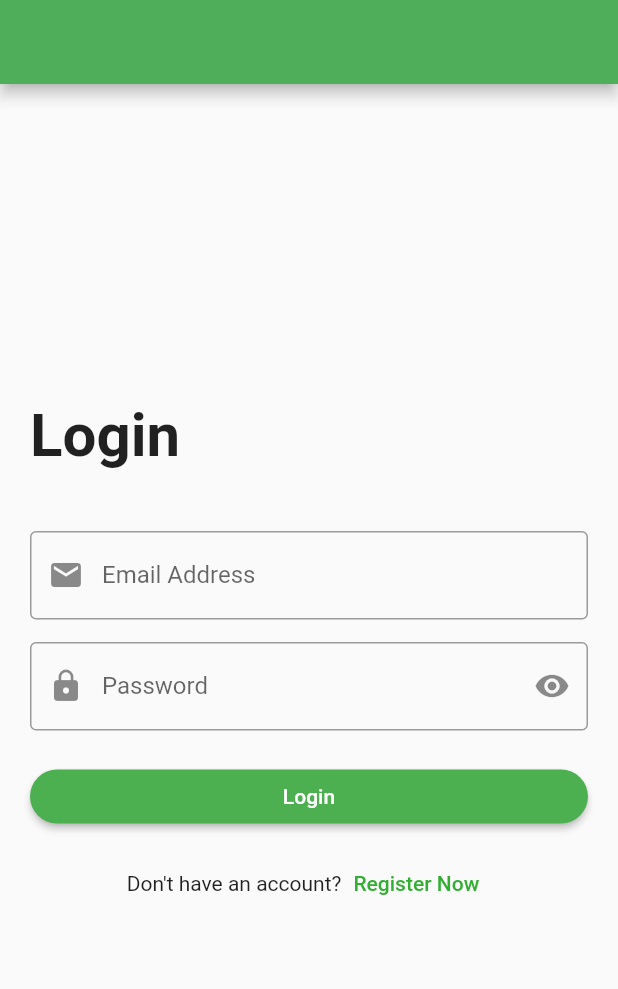
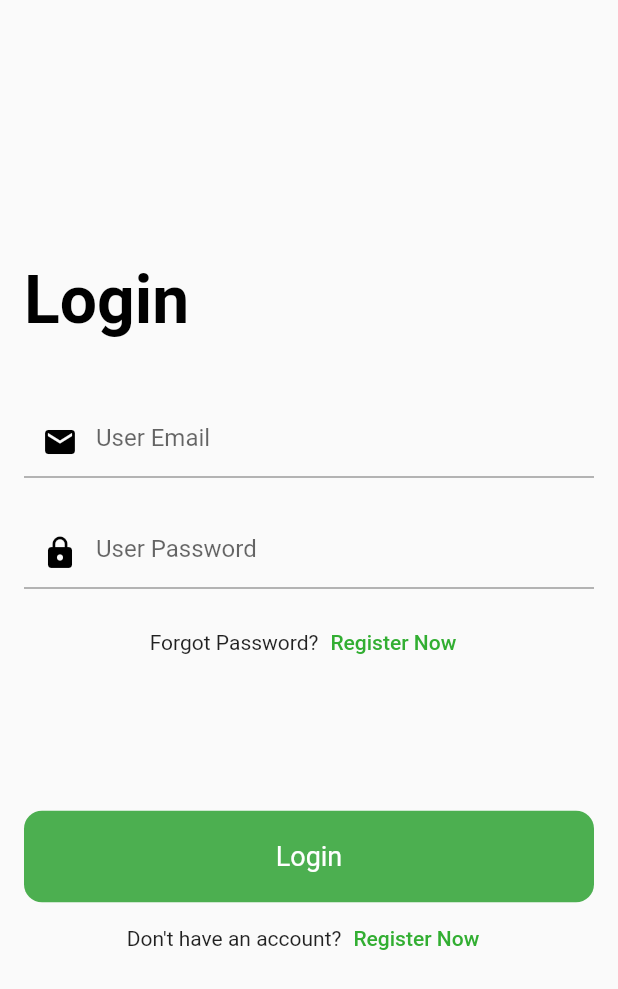
Before and after one commit to SenorinAD/Anghelz-, a Flutter app: the screen it shows after launch, on a phone screen of 412 x 824 dp. Shown: the top 989 px of the screen. Run offline on Flutter 3.47's test engine with Material 2 defaults, Android fonts, the phone set to English and light mode, and no system bars; our stand-ins replace firebase_auth, firebase_core, flutter_map, latlong2; accounts and stored records are empty.

Commit message:
KASHARe login connected to firebase

```diff
--- a/lib/homeselection.dart
+++ b/lib/homeselection.dart
@@ -15,7 +15,7 @@ class _MyStatefulWidgetState extends State<HomeSelection> {
   int _selectedIndex = 0;
 
   final screens = [
-    HomePage(),
+    HomeMap(),
     MessagePage(),
     NotificationPage(),
     AccountSettings(),
--- a/lib/loginscreen/login_page.dart
+++ b/lib/loginscreen/login_page.dart
@@ -1,99 +1,162 @@
+import 'package:firebase_auth/firebase_auth.dart';
+import 'package:firebase_core/firebase_core.dart';
 import 'package:flutter/material.dart';
 import 'package:subdisakayforreal/homeselection.dart';
 import 'package:subdisakayforreal/loginscreen/register_page.dart';
 import 'package:subdisakayforreal/nav_screens/homepage.dart';
 
-class LoginScreen extends StatelessWidget {
-  var emailController = TextEditingController();
-  var passwordController = TextEditingController();
+class Login extends StatefulWidget {
+  const Login({Key? key}) : super(key: key);
+
+  @override
+  State<Login> createState() => _LoginState();
+}
+
+class _LoginState extends State<Login> {
+
+  Future<FirebaseApp> _initializeFirebase() async {
+    FirebaseApp firebaseApp = await Firebase.initializeApp();
+    return firebaseApp;
+  }
+
 
   @override
   Widget build(BuildContext context) {
     return Scaffold(
-      appBar: AppBar(
-        backgroundColor: Color(0xff4FAE5A),
-        automaticallyImplyLeading: false,
+      body: FutureBuilder(
+        future: _initializeFirebase(),
+        builder: (context, snapshot){
+          if(snapshot.connectionState == ConnectionState.done){
+            return LoginScreen();
+          }
+          return const Center(
+            child: CircularProgressIndicator(),
+          );
+        },
       ),
-      body: Padding(
-        padding: const EdgeInsets.all(20.0),
-        child: Center(
-          child: SingleChildScrollView(
+    );
+  }
+}
+
+class LoginScreen extends StatefulWidget {
+  const LoginScreen({Key? key}) : super(key: key);
+
+  @override
+  State<LoginScreen> createState() => _LoginScreenState();
+}
+
+class _LoginScreenState extends State<LoginScreen> {
+
+
+  //login function
+  static Future<User?> loginUsingEmailPassword({
+    required String email,
+    required String password,
+    required BuildContext context}) async {
+    FirebaseAuth auth = FirebaseAuth.instance;
+    User? user;
+    try{
+      UserCredential userCredential = await auth.signInWithEmailAndPassword(email: email, password: password);
+      user = userCredential.user;
+    } on FirebaseException catch (e) {
+      if (e.code == "user-not-found"){
+        print("No user found for that email");
+      }
+    }
+
+    return user;
+  }
+
+  @override
+  Widget build(BuildContext context) {
+
+    TextEditingController _emailController = TextEditingController();
+    TextEditingController _passwordController = TextEditingController();
+
+    return Padding(
+      padding: EdgeInsets.all(16.0),
       child: Column(
+        mainAxisAlignment: MainAxisAlignment.center,
         crossAxisAlignment: CrossAxisAlignment.start,
-              children: [
-                Text(
-                  'Login',
+        children:[
+          const Text(
+            "Login",
             style: TextStyle(
-                    fontSize: 40.0,
+              color: Colors.black,
+              fontSize: 44.0,
               fontWeight: FontWeight.bold,
             ),
           ),
-                SizedBox(
-                  height: 40.0,
+          const SizedBox(
+            height: 44.0,
           ),
-                TextFormField(
-                  controller: emailController,
+          TextField(
+            controller: _emailController,
             keyboardType: TextInputType.emailAddress,
-                  onFieldSubmitted: (String value) {
-                    print(value);
-                  },
-                  onChanged: (String value) {
-                    print(value);
-                  },
             decoration: InputDecoration(
-                    labelText: 'Email Address',
-                    prefixIcon: Icon(
-                      Icons.email,
-                    ),
-                    border: OutlineInputBorder(),
+              hintText: "User Email",
+              prefixIcon: Icon(Icons.mail, color: Colors.black),
             ),
           ),
-                SizedBox(
-                  height: 15.0,
+          const SizedBox(
+            height: 26.0,
           ),
-                TextFormField(
-                  controller: passwordController,
-                  keyboardType: TextInputType.visiblePassword,
+          TextField(
+            controller: _passwordController,
             obscureText: true,
-                  onFieldSubmitted: (String value) {
-                    print(value);
-                  },
-                  onChanged: (String value) {
-                    print(value);
-                  },
             decoration: InputDecoration(
-                    labelText: 'Password',
-                    prefixIcon: Icon(
-                      Icons.lock,
-                    ),
-                    suffixIcon: Icon(
-                      Icons.remove_red_eye,
-                    ),
-                    border: OutlineInputBorder(),
+                hintText: "User Password",
+                prefixIcon: Icon(Icons.lock, color: Colors.black)
             ),
           ),
-                SizedBox(
-                  height: 20.0,
+          const SizedBox(
+            height: 12.0,
+          ),
+          Row(
+            mainAxisAlignment: MainAxisAlignment.center,
+            children: [
+              Text(
+                'Forgot Password?',
+              ),
+              TextButton(
+                onPressed: () {
+                  Navigator.push(
+                    context,
+                    MaterialPageRoute(
+                        builder: (context) => RegisterScreen()),
+                  );
+                },
+                child: Text(
+                  'Register Now',
+                  style: TextStyle(
+                    color: Color.fromRGBO(0, 155, 0, 0.8),
+                  ),
+                ),
+              ),
+            ],
+          ),
+          const SizedBox(
+            height: 88.0,
           ),
           Container(
             width: double.infinity,
-                    child: ElevatedButton(
-                      style: ElevatedButton.styleFrom(
-                        backgroundColor: Colors.green, //background color of button
-                        shape: RoundedRectangleBorder( //to set border radius to button
-                            borderRadius: BorderRadius.circular(30)
+            child: RawMaterialButton(
+              fillColor: Colors.green,
+              elevation: 0.0,
+              padding: EdgeInsets.symmetric(vertical: 20.0),
+              shape: RoundedRectangleBorder(
+                  borderRadius: BorderRadius.circular(12.0)),
+              onPressed: () async {
+                User? user = await loginUsingEmailPassword(email: _emailController.text, password: _passwordController.text, context: context);
+                print(user);
+                if (user != null){
+                  Navigator.of(context).pushReplacement(MaterialPageRoute(builder: (context)=> HomeSelection()));
+                }
+              },
+              child: Text("Login", style: TextStyle(
+                  color: Colors.white,
+                  fontSize: 18.0)),
             ),
-                      ),
-                      onPressed: () {
-                        Navigator.push(
-                          context,
-                          MaterialPageRoute(builder: (context) => const HomeSelection()),
-                        );
-                      },
-                      child: Text('Login'),
-                    )),
-                SizedBox(
-                  height: 10.0,
           ),
           Row(
             mainAxisAlignment: MainAxisAlignment.center,
@@ -120,9 +183,6 @@ class LoginScreen extends StatelessWidget {
           ),
         ],
       ),
-          ),
-        ),
-      ),
     );
   }
 }
--- a/lib/main.dart
+++ b/lib/main.dart
@@ -1,11 +1,10 @@
 import 'package:flutter/material.dart';
-import 'package:subdisakayforreal/homeselection.dart';
 import 'package:subdisakayforreal/loginscreen/login_page.dart';
 
 
 void main() => runApp(MaterialApp(
     debugShowCheckedModeBanner: false,
-    home: SplashPage(duration: 5, goToPage: LoginScreen())
+    home: SplashPage(duration: 5, goToPage: Login())
 ));
 
 class SplashPage extends StatelessWidget {
--- a/lib/nav_screens/homepage.dart
+++ b/lib/nav_screens/homepage.dart
@@ -5,8 +5,8 @@ import 'package:latlong2/latlong.dart' as latlng;
 import 'package:subdisakayforreal/offerpool/offer_pool_route.dart';
 
 
-class HomePage extends StatelessWidget {
-  const HomePage({Key? key}) : super(key: key);
+class HomeMap extends StatelessWidget {
+  const HomeMap({Key? key}) : super(key: key);
 
 
 
@@ -56,7 +56,7 @@ class HomePage extends StatelessWidget {
                 Container(
                     margin: EdgeInsets.fromLTRB(10, 400, 10, 10),
                     height: 50,
-                    width: 200,
+                    width: 150,
                     child: ElevatedButton(
                       style: ElevatedButton.styleFrom(
                         backgroundColor: Colors.green, //background color of button
@@ -77,7 +77,7 @@ class HomePage extends StatelessWidget {
                 Container(
                     margin: EdgeInsets.fromLTRB(10, 400, 10, 10),
                     height: 50,
-                    width: 200,
+                    width: 150,
                     child: ElevatedButton(
                       style: ElevatedButton.styleFrom(
                         backgroundColor: Colors.green, //background color of button
--- a/pubspec.yaml
+++ b/pubspec.yaml
@@ -35,6 +35,9 @@ dependencies:
   # Use with the CupertinoIcons class for iOS style icons.
   cupertino_icons: ^1.0.2
   flutter_map: ^0.14.0
+  firebase_auth: ^4.1.1
+  firebase_core: ^2.1.1
+
 
 dev_dependencies:
   flutter_test:
```
Also changed, not shown: pubspec.lock, 2 other files. Lines whose indentation alone changed are shown as unchanged.
